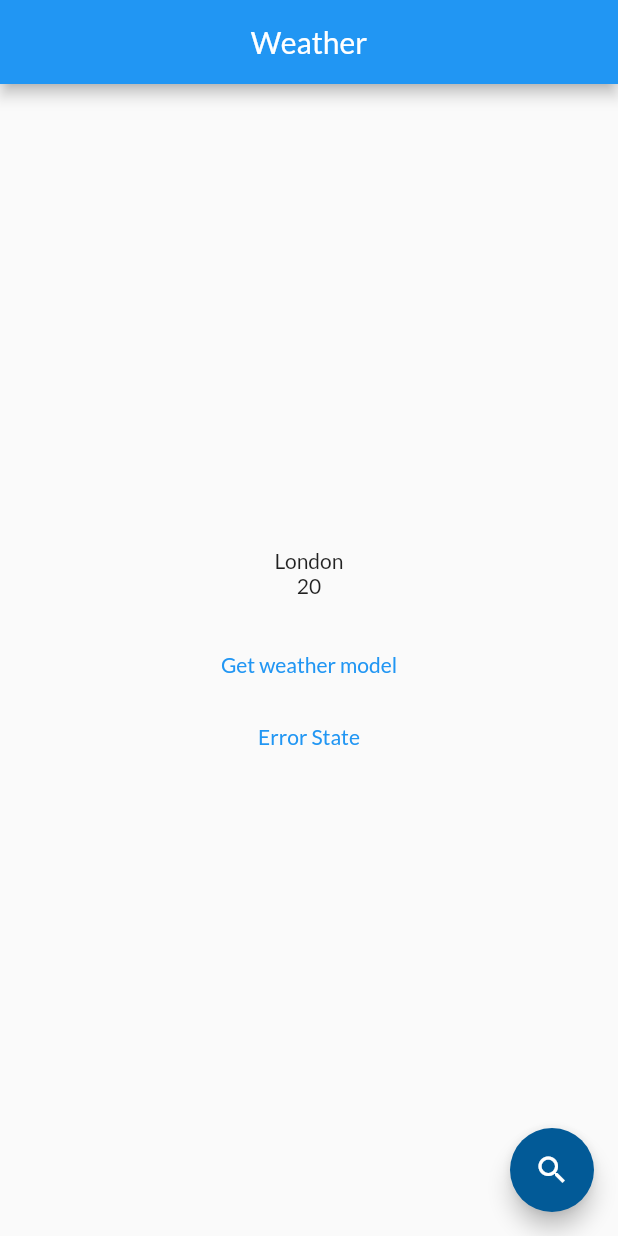
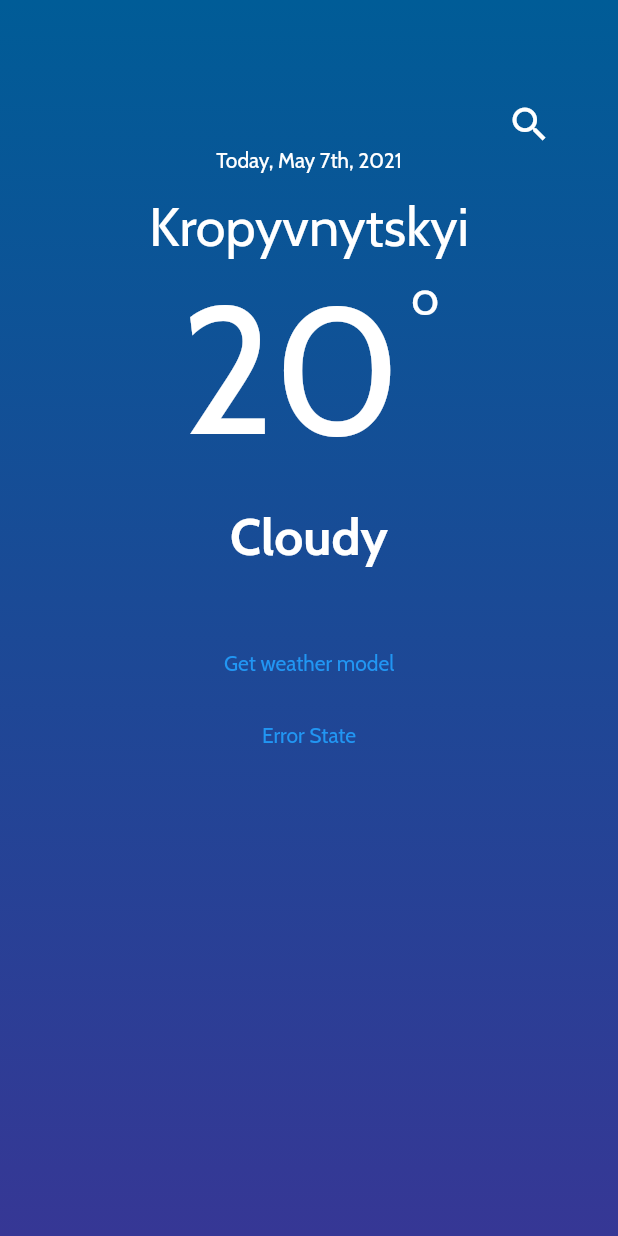
Before and after one commit to weluid/Weather, a Flutter app: the screen it shows after launch, after a tap on "Get weather model", on a phone screen of 412 x 824 dp. Run offline on Flutter 3.47's test engine with Material 2 defaults, Android fonts, the phone set to English and light mode, and no system bars; our stand-ins replace bloc, flutter_bloc, flutter_spinkit; generated files the repository leaves out were written again.

Commit message:
Implemented first design block to screen

```diff
--- a/lib/block/weather_bloc.dart
+++ b/lib/block/weather_bloc.dart
@@ -20,6 +20,6 @@ class WeatherBloc extends Bloc<WeatherEvent, WeatherState> {
   }
 
   Future<void> _eventWeather(WeatherEvent e, Emitter emit) async {
-    emit(WeatherLoadSuccess(WeatherModel("London", Random().nextInt(50))));
+    emit(WeatherLoadSuccess(WeatherModel("Kropyvnytskyi", Random().nextInt(50), "Cloudy")));
   }
 }
--- a/lib/main.dart
+++ b/lib/main.dart
@@ -16,7 +16,7 @@ class WeatherApp extends StatelessWidget {
   @override
   Widget build(BuildContext context) {
     return MaterialApp(
-      theme: ThemeData(fontFamily: 'Lato'),
+      theme: ThemeData(fontFamily: 'Cabin'),
       debugShowCheckedModeBanner: false,
       localizationsDelegates: const [
         AppLocalizations.delegate,
--- a/lib/models/weather_model.dart
+++ b/lib/models/weather_model.dart
@@ -1,6 +1,7 @@
 class WeatherModel {
   String city;
   int temp;
+  String weatherDescription;
 
-  WeatherModel(this.city, this.temp);
+  WeatherModel(this.city, this.temp, this.weatherDescription);
 }
--- a/lib/screens/weather_screen.dart
+++ b/lib/screens/weather_screen.dart
@@ -16,48 +16,65 @@ class WeatherScreen extends StatefulWidget {
 }
 
 class _WeatherScreenState extends State<WeatherScreen> {
+  late String data;
+  late String city;
+  late String temp;
+  late String weatherDescription;
+
   @override
   Widget build(BuildContext context) {
-    return Scaffold(
-      appBar: AppBar(
-        title: Text(AppLocalizations.of(context).weather),
-        centerTitle: true,
-      ),
-      body: BlocBuilder<WeatherBloc, WeatherState>(
+    return BlocBuilder<WeatherBloc, WeatherState>(
       builder: (context, state) {
         return _buildParentWidget(context, state);
       },
-      ),
     );
   }
 
   Widget _buildParentWidget(BuildContext context, WeatherState state) {
     return Scaffold(
-      floatingActionButton: FloatingActionButton(
-        onPressed: () async {
-          final city = await Navigator.push(
-            context,
-            MaterialPageRoute(
-              builder: (context) => const SearchPage(),
+      body: Container(
+        decoration: const BoxDecoration(gradient: backgroundGradient),
+        child: Column(
+          children: [
+            const SizedBox(height: 68),
+            searchButton(context),
+            Text(
+              data = "Today, May 7th, 2021",
+              style: const TextStyle(color: Colors.white, fontSize: 14),
             ),
-          );
-          if (city != null) {
-            BlocProvider.of<WeatherBloc>(context).add(
-              CityNameEvent(city: city),
-            );
-          }
-          debugPrint('City after: $city'); //test city
-        },
-        backgroundColor: buttonColor,
-        child: const Icon(Icons.search),
+            const SizedBox(
+              height: 14,
             ),
-      body: Center(
-        child: Column(
+            Text(
+              city = state is WeatherLoadSuccess ? city = state.weatherModel.city : "--",
+              style: const TextStyle(color: Colors.white, fontSize: 36),
+            ),
+            Row(
               mainAxisAlignment: MainAxisAlignment.center,
               children: [
-            _buildTextWidget(state),
-            const SizedBox(
-              height: 20,
+                Text(
+                  temp = state is WeatherLoadSuccess ? temp = state.weatherModel.temp.toString() : "--",
+                  style: const TextStyle(color: Colors.white, fontSize: 120),
+                ),
+                const SizedBox(width: 8),
+                const Baseline(
+                  baseline: 0,
+                  baselineType: TextBaseline.ideographic,
+                  child: Text(
+                    '°',
+                    style: TextStyle(color: Colors.white, fontSize: 60),
+                  ),
+                ),
+              ],
+            ),
+            Padding(
+              padding: const EdgeInsets.only(top: 18, bottom: 40),
+              child: Text(
+                weatherDescription = state is WeatherLoadSuccess
+                    ? weatherDescription = state.weatherModel.weatherDescription.toString()
+                    : "--",
+                style: const TextStyle(fontSize: 34, color: Colors.white, fontWeight: FontWeight.bold),
+              ),
             ),
             TextButton(
               onPressed: () {
@@ -82,16 +99,33 @@ class _WeatherScreenState extends State<WeatherScreen> {
     );
   }
 
-  Widget _buildTextWidget(WeatherState state) {
-    if (state is WeatherLoadSuccess) {
-      return Column(
-        children: [
-          Text(state.weatherModel.city),
-          Text(state.weatherModel.temp.toString()),
-        ],
+  GestureDetector searchButton(BuildContext context) {
+    return GestureDetector(
+      onTap: () async {
+        final city = await Navigator.push(
+          context,
+          MaterialPageRoute(
+            builder: (context) => const SearchPage(),
+          ),
         );
-    } else {
-      return const Text("Click the button to get weather");
+        if (city != null) {
+          BlocProvider.of<WeatherBloc>(context).add(
+            CityNameEvent(city: city),
+          );
+        }
+        debugPrint('City after: $city'); //test city
+      },
+      child: const Padding(
+        padding: EdgeInsets.only(right: 44),
+        child: Align(
+          alignment: Alignment.topRight,
+          child: Icon(
+            Icons.search,
+            size: 30,
+            color: Colors.white,
+          ),
+        ),
+      ),
+    );
   }
 }
-}
```
Also changed, not shown: pubspec.yaml (+3 -4 lines), assets/fonts/Cabin-Bold.ttf (added), assets/fonts/Cabin-Regular.ttf (added). Lines whose indentation alone changed are shown as unchanged.
